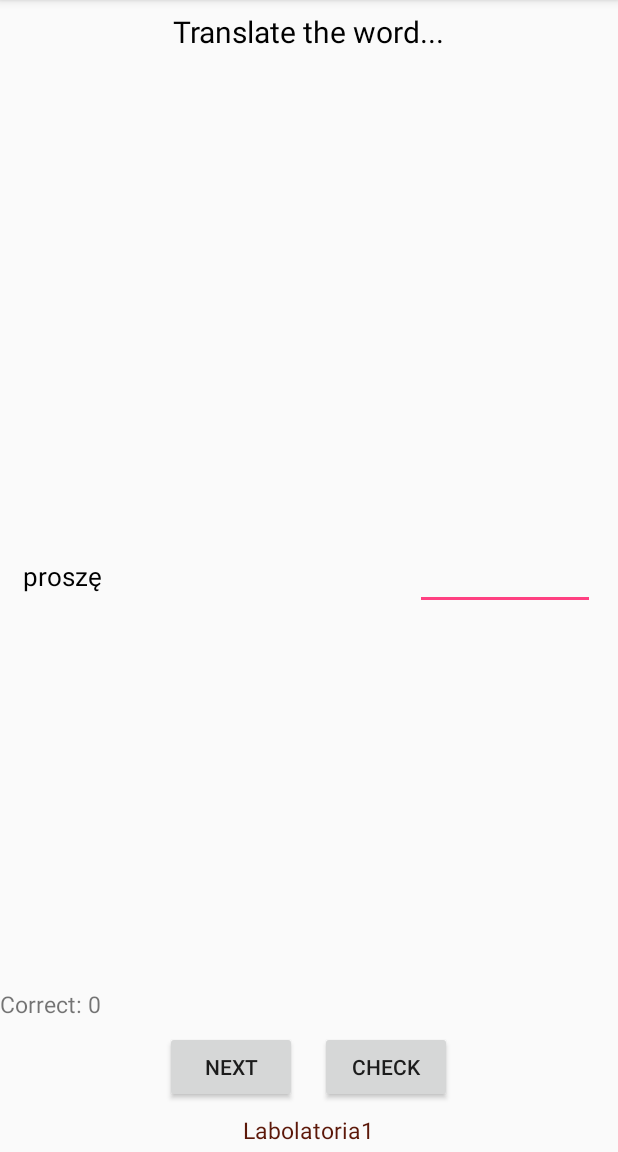
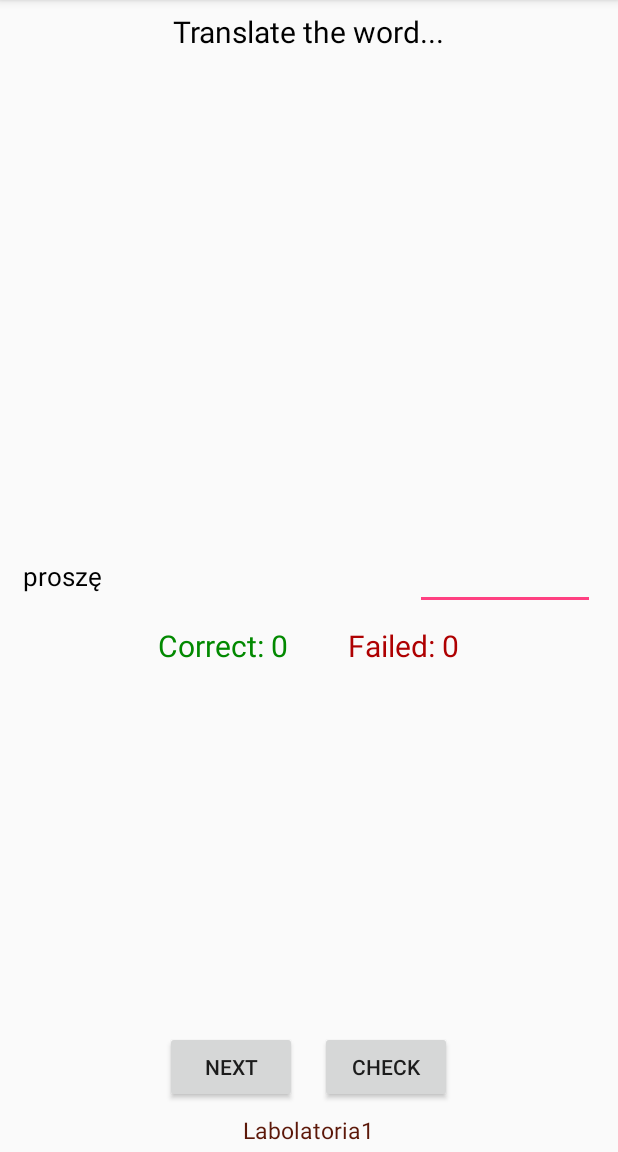
Before and after one commit to Squaess/Android, an Android app: the screen it shows after launch (MainActivity), on a phone screen of 412 x 824 dp, the part 84-1236 px from its top. Run offline under Robolectric (Android 15) with nearby library versions, the phone set to English and light mode, and no system bars.

Commit message:
Lab1 project **arch

```diff
--- a/Lab1/app/src/main/java/com/example/bartosz/lab1/MainActivity.java
+++ b/Lab1/app/src/main/java/com/example/bartosz/lab1/MainActivity.java
@@ -29,8 +29,8 @@ public class MainActivity extends AppCompatActivity {
     private String guess;
     private int row;
     private int col;
-    private int correct;
-    private int failed;
+    private int correct=0;
+    private int failed=0;
 
     @Override
     protected void onCreate(Bundle savedInstanceState) {
@@ -42,7 +42,15 @@ public class MainActivity extends AppCompatActivity {
 
     public void roll() {
         Random rand =  new Random();
+        int prev = row;
         row = rand.nextInt(toRand);
+        if(prev == row) {
+            row = (row+1)%toRand;
+        }
+        TextView tv1 = (TextView)findViewById(R.id.cb);
+        tv1.setText("Correct: "+ correct);
+        TextView tv2 = (TextView)findViewById(R.id.fb);
+        tv2.setText("Failed: "+ failed);
         col = rand.nextInt(2);
         word = dictionary[row][col];
         TextView tv = (TextView)findViewById(R.id.word);
@@ -58,8 +66,10 @@ public class MainActivity extends AppCompatActivity {
         guess = et.getText().toString();
         if(guess.equals(dictionary[row][(col+1)%2])) {
             Toast.makeText(this, "Correct", Toast.LENGTH_LONG).show();
+            correct++;
         } else {
             Toast.makeText(this, "Failed", Toast.LENGTH_LONG).show();
+            failed++;
         }
         et.setText("");
         roll();
--- a/Lab1/app/src/main/res/layout/activity_main.xml
+++ b/Lab1/app/src/main/res/layout/activity_main.xml
@@ -20,7 +20,6 @@
         android:layout_height="wrap_content"
         android:layout_marginLeft="15dp"
         android:layout_centerVertical="true"
-        android:text="aaaaaaaaaaaa"
         android:textColor="#000000"
         android:textSize="17dp"/>
 
@@ -31,17 +30,31 @@
         android:layout_alignParentRight="true"
         android:layout_centerVertical="true"
         android:maxLines="1" />
-    <LinearLayout
+    <LinearLayout xmlns:android="http://schemas.android.com/apk/res/android"
+        xmlns:tools="http://schemas.android.com/tools"
+        tools:context="com.example.bartosz.lab1.MainActivity"
         android:layout_width="wrap_content"
         android:layout_height="wrap_content"
-        android:layout_above="@id/butID"
-        android:layout_marginBottom="7dp">
+        android:layout_below="@id/guess"
+        android:layout_marginTop="10dp"
+        android:layout_centerHorizontal="true">
 
-        <TextView
+        <TextView android:id="@+id/cb"
             android:layout_width="wrap_content"
             android:layout_height="wrap_content"
             android:text="@string/cor"
-            android:textSize="15dp"
+            android:textSize="20dp"
+            android:textColor="#028900"
+            android:layout_alignParentLeft="true"
+            android:layout_marginRight="40dp"
+            />
+
+        <TextView android:id="@+id/fb"
+            android:layout_width="wrap_content"
+            android:layout_height="wrap_content"
+            android:text="@string/fai"
+            android:textColor="#ae0001"
+            android:textSize="20dp"
             />
 
     </LinearLayout>
--- a/Lab1/app/src/main/res/values/strings.xml
+++ b/Lab1/app/src/main/res/values/strings.xml
@@ -5,4 +5,5 @@
     <string name="b1">Next</string>
     <string name="b2">Check</string>
     <string name="cor">Correct: 0</string>
+    <string name="fai">Failed: 0</string>
 </resources>
```
